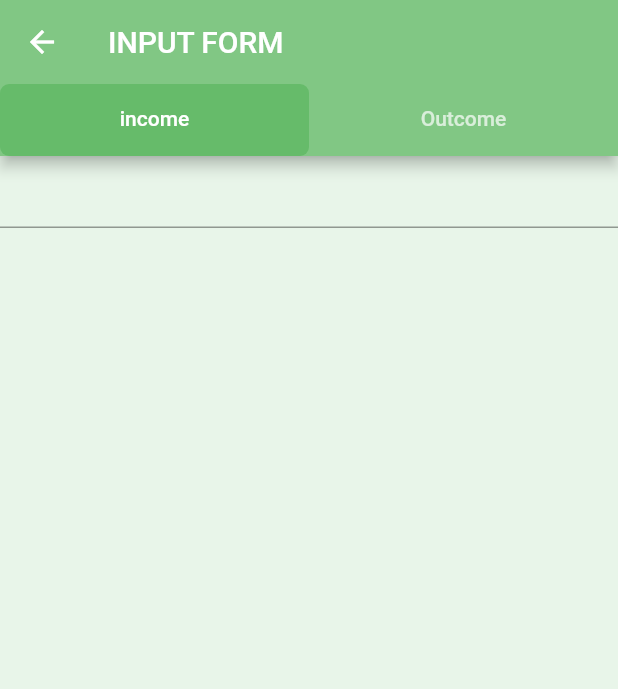
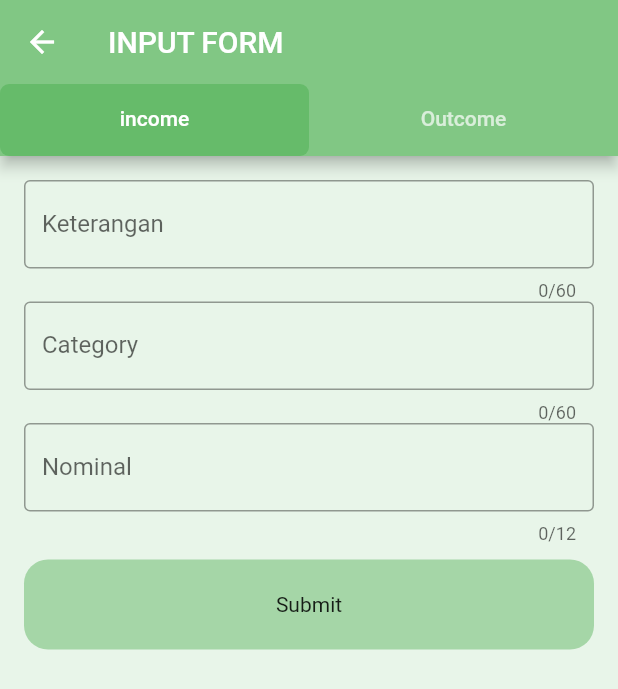
Before and after one commit to lazy-uta/MyFin, a Flutter app: the InputForm screen opened directly, on a phone screen of 412 x 824 dp. Shown: the top 689 px of the screen. Run offline on Flutter 3.47's test engine with Material 2 defaults, Android fonts, the phone set to English and light mode, and no system bars; our stand-ins replace get, syncfusion_flutter_charts; statements that could not run were skipped.

Commit message:
form and controller

```diff
--- a/lib/UI/form_input_page.dart
+++ b/lib/UI/form_input_page.dart
@@ -1,5 +1,8 @@
 import 'package:flutter/material.dart';
 import 'package:flutter/rendering.dart';
+import 'package:get/get.dart';
+import 'package:myfin/controller/Input_form_controller.dart';
+import 'package:myfin/widget/text_form.dart';
 
 class InputForm extends StatefulWidget {
   @override
@@ -34,16 +37,12 @@ class _InputFormState extends State<InputForm>
       super.dispose();
     }
 
-    Widget _incomeForm() {
-      return Container(
-        width: double.infinity,
-        height: double.infinity,
-        color: Colors.green[50],
-        child: TextField(),
-      );
-    }
+    // Widget _incomeForm() {
+    //   return
+    // }
 
     return DefaultTabController(
+      initialIndex: 0,
       length: 2,
       child: Scaffold(
           appBar: AppBar(
@@ -51,18 +50,110 @@ class _InputFormState extends State<InputForm>
             backgroundColor: Colors.green[300],
             bottom: TabBar(
               indicator: BoxDecoration(
-                  color: Colors.green[400],
-                  borderRadius: BorderRadius.circular(6)),
+                color: Colors.green[400],
+                borderRadius: BorderRadius.circular(6),
+              ),
               tabs: _tabs,
               controller: tabController,
             ),
           ),
           body: TabBarView(
             children: [
-              _incomeForm(),
-              Icon(Icons.priority_high),
+              IncomeForm(),
+              OutcomeForm(),
             ],
           )),
     );
   }
 }
+
+class OutcomeForm extends StatefulWidget {
+  @override
+  _OutcomeFormState createState() => _OutcomeFormState();
+}
+
+class _OutcomeFormState extends State<OutcomeForm> {
+  final formkey = GlobalKey<FormState>();
+  String username = ' ';
+  @override
+  Widget build(BuildContext context) {
+    return Container(
+        width: double.infinity,
+        height: double.infinity,
+        color: Colors.red[50],
+        child: Form(
+            key: formkey,
+            child: ListView(
+              padding: EdgeInsets.all(16),
+              children: [
+                buildTextForm('Keterangan', 60, username),
+                buildTextForm('Category', 60, username),
+                buildTextForm('Nominal', 60, username),
+                SizedBox(
+                  height: 10,
+                ),
+                Center(
+                  child: InkWell(
+                    child: Container(
+                      width: double.infinity,
+                      height: 60,
+                      padding: EdgeInsets.all(12),
+                      decoration: BoxDecoration(
+                          borderRadius: BorderRadius.circular(6),
+                          color: Colors.red[200]),
+                      child: Center(child: Text("Submit")),
+                    ),
+                  ),
+                )
+              ],
+            )));
+  }
+}
+
+class IncomeForm extends StatefulWidget {
+  @override
+  _IncomeFormState createState() => _IncomeFormState();
+}
+
+class _IncomeFormState extends State<IncomeForm> {
+  InputFormController input = Get.find();
+
+  @override
+  Widget build(BuildContext context) {
+    return Container(
+        width: double.infinity,
+        height: double.infinity,
+        color: Colors.green[50],
+        child: Form(
+            key: input.formkey,
+            child: ListView(
+              padding: EdgeInsets.all(16),
+              children: [
+                buildTextForm('Keterangan', 60, input.keterangan),
+                buildTextForm('Category', 60, input.category),
+                buildTextForm('Nominal', 12, input.nominal),
+                SizedBox(
+                  height: 10,
+                ),
+                Center(
+                  child: InkWell(
+                    child: Container(
+                      width: double.infinity,
+                      height: 60,
+                      padding: EdgeInsets.all(12),
+                      decoration: BoxDecoration(
+                          borderRadius: BorderRadius.circular(16),
+                          color: Colors.green[200]),
+                      child: Center(child: Text("Submit")),
+                    ),
+                    onTap: () {
+                      _IncomeFormState().input.formkey.currentState.save();
+                      input.saveData();
+                      Get.back();
+                    },
+                  ),
+                )
+              ],
+            )));
+  }
+}
--- /dev/null
+++ b/lib/controller/Input_form_controller.dart
@@ -0,0 +1,15 @@
+import 'package:flutter/material.dart';
+import 'package:get/get.dart';
+
+class InputFormController extends GetxController {
+  final formkey = GlobalKey<FormState>();
+
+  var keterangan = "one";
+  var category = "two";
+  var nominal = "three";
+
+  saveData() async {
+    //storedata to database;
+    print("saved : $keterangan");
+  }
+}
--- a/lib/UI/goal_page.dart
+++ b/lib/route/goal_page.dart
@@ -1,5 +1,6 @@
 import 'package:flutter/material.dart';
 import 'package:get/get.dart';
+import 'package:myfin/controller/Input_form_controller.dart';
 import 'package:myfin/controller/goal_controller.dart';
 import 'package:myfin/controller/user_controller.dart';
 import 'package:myfin/model/pie_data.dart';
@@ -13,6 +14,8 @@ import 'package:myfin/widget/second_box.dart';
 
 class GoalPage extends StatelessWidget {
   final UserController user = Get.find();
+  final InputFormController inputFormController =
+      Get.put(InputFormController());
   final GoalController goal = Get.find();
   var pieDataTabungan = [
     PieData('Kekurang', 80, 'Rp. 80.000.000'),
--- /dev/null
+++ b/lib/widget/text_form.dart
@@ -0,0 +1,30 @@
+import 'package:flutter/material.dart';
+
+Widget buildTextForm(label, lenght, initial) => TextFormField(
+      // autofocus: true,
+      enableInteractiveSelection: true,
+      decoration: InputDecoration(
+        labelText: label,
+        border: OutlineInputBorder(),
+        errorBorder:
+            OutlineInputBorder(borderSide: BorderSide(color: Colors.purple)),
+        focusedErrorBorder:
+            OutlineInputBorder(borderSide: BorderSide(color: Colors.purple)),
+        errorStyle: TextStyle(color: Colors.purple),
+      ),
+      validator: (value) {
+        if (value.length < 4) {
+          return 'Enter at least 4 characters';
+        } else {
+          return null;
+        }
+      },
+      maxLength: lenght,
+      onSaved: (value) {
+        print("initial : $initial");
+        print("value : $value");
+        initial = value;
+      },
+      onChanged: (value) => print(value),
+      onFieldSubmitted: (value) => print(value),
+    );
```
Also changed, not shown: lib/UI/income_form.dart (added), lib/UI/outcome_form.dart (added), lib/route/expenses_page.dart (renamed from lib/UI/expenses_page.dart), lib/route/splash.dart (renamed from lib/UI/splash.dart).
